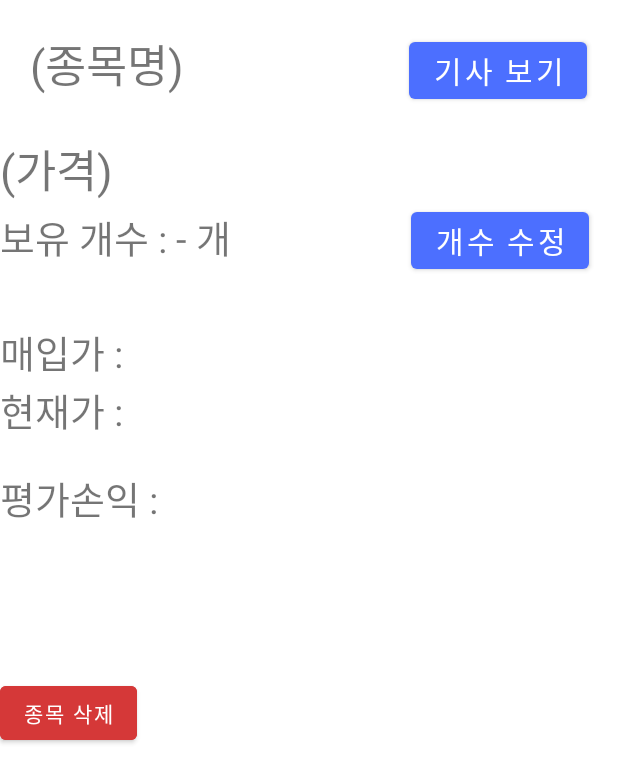
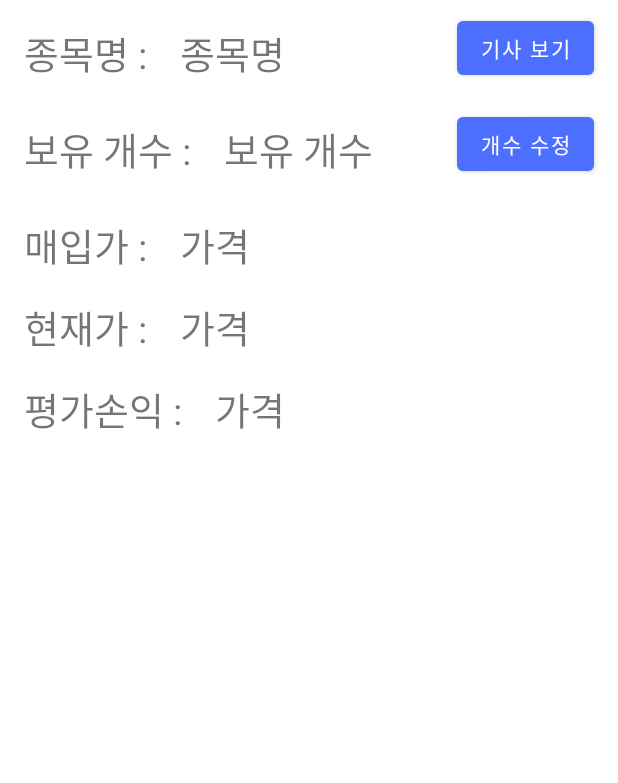
Before and after one commit to osmin625/secretstock, an Android app: the layout stock_detail.xml on its own in the app's theme, with its tools: preview values and no code run, on a phone screen of 412 x 824 dp. Shown: the top 783 px of the screen. Run offline under Robolectric (Android 15) with nearby library versions, the light colour scheme and no system bars.

Commit message:
Change Stock_detail

```diff
--- a/app/src/main/AndroidManifest.xml
+++ b/app/src/main/AndroidManifest.xml
@@ -23,6 +23,7 @@
         </activity>
         <activity android:name=".Regist" android:label="회원가입"/>
         <activity android:name=".Menu" android:label="메뉴"/>
+        <activity android:name=".Article" android:label="기사"/>
     </application>
 
 </manifest>
--- a/app/src/main/java/com/example/teamproject/Article.kt
+++ b/app/src/main/java/com/example/teamproject/Article.kt
@@ -7,6 +7,7 @@ import android.os.Bundle
 import android.util.Log
 import android.widget.Button
 import android.widget.LinearLayout
+import android.widget.TextView
 import androidx.appcompat.app.AppCompatActivity
 import androidx.recyclerview.widget.LinearLayoutManager
 import androidx.recyclerview.widget.RecyclerView
@@ -15,24 +16,31 @@ import com.google.firebase.database.FirebaseDatabase
 import org.jsoup.Jsoup
 
 class Article : AppCompatActivity() {
-    lateinit var user : User
 
     override fun onCreate(savedInstanceState: Bundle?) {
         super.onCreate(savedInstanceState)
         setContentView(R.layout.stock_detail)
+        var stockname : TextView = findViewById<TextView>(R.id.name)
+        var stockNum : TextView = findViewById<TextView>(R.id.count)
+        var print_price : TextView = findViewById<TextView>(R.id.buyprice)
         var button: Button = findViewById<Button>(R.id.article)
-        var stock : ArrayList<Stock> = user.getStock()
-        var stocksize : Int = user.getstockNumber()
+        var modify : Button = findViewById<Button>(R.id.modify)
 
+        var name = intent.getStringExtra("name")
+        var code = intent.getStringExtra("code")
+        var price = intent.getStringExtra("price")?.toInt()
+        var count = intent.getStringExtra("count")?.toInt()
+
+        stockname.setText(name)
+        stockNum.setText(count.toString()+"개")
+        print_price.setText(price.toString()+"원")
         //기사 크롤링
-        /*for () {
-            val url = "https://m.stock.naver.com/index.html#/domestic/stock/"
-            button.setOnClickListener{
-                val openUrl = Intent(Intent.ACTION_VIEW)
-                openUrl.data = Uri.parse(url)
-                startActivity(openUrl)
-            }
-        }*/
+        val url = "https://m.stock.naver.com/index.html#/domestic/stock/"+code+"/news/title"
+        button.setOnClickListener{
+            val openUrl = Intent(Intent.ACTION_VIEW)
+            openUrl.data = Uri.parse(url)
+            startActivity(openUrl)
+        }
 
         //val doc = Jsoup.connect(url).get()
         //val title = doc.title()
--- a/app/src/main/java/com/example/teamproject/Menu.kt
+++ b/app/src/main/java/com/example/teamproject/Menu.kt
@@ -3,6 +3,7 @@ package com.example.teamproject
 import android.app.AlertDialog
 import android.app.TabActivity
 import android.content.Context
+import android.content.Intent
 import android.icu.util.ULocale.getName
 import android.os.Bundle
 import android.preference.PreferenceActivity
@@ -90,7 +91,14 @@ class Menu : TabActivity() {
 
         stockListView.adapter = adapter
 
-
+        stockListView.setOnItemClickListener { adapterView, view, i, l ->
+            var intent = Intent(this, Article::class.java)
+            intent.putExtra("name", stockList[i].stockName)
+            intent.putExtra("code", stockList[i].stockCode)
+            intent.putExtra("price", stockList[i].stockPrice.toString())
+            intent.putExtra("count", stockList[i].stockNum.toString())
+            startActivity(intent)
+        }
         nameText.text = "안녕하세요," +user.getname()+ "님"
 
         var j : Float
--- a/app/src/main/res/layout/stock_detail.xml
+++ b/app/src/main/res/layout/stock_detail.xml
@@ -1,88 +1,210 @@
 <?xml version="1.0" encoding="utf-8"?>
 <LinearLayout xmlns:android="http://schemas.android.com/apk/res/android"
     android:layout_width="match_parent"
-    android:layout_height="match_parent"
-    android:orientation="vertical">
+    android:layout_height="wrap_content"
+    xmlns:app="http://schemas.android.com/apk/res-auto"
+    android:orientation="vertical"
+    >
 
     <LinearLayout
         android:layout_width="match_parent"
-        android:layout_height="wrap_content">
+        android:layout_height="wrap_content"
+        android:layout_marginStart="8dp"
+        android:layout_marginLeft="8dp"
+        android:layout_marginTop="8dp"
+        android:layout_marginEnd="8dp"
+        android:layout_marginRight="8dp"
+        android:orientation="horizontal">
 
         <TextView
             android:layout_width="wrap_content"
             android:layout_height="wrap_content"
-            android:layout_margin="20dp"
-            android:text="(종목명)"
-            android:textSize="30dp" />
+            android:layout_marginStart="8dp"
+            android:layout_marginLeft="8dp"
+            android:layout_marginTop="8dp"
+            android:layout_marginEnd="8dp"
+            android:layout_marginRight="8dp"
+            android:text="종목명 : "
+            android:textSize="25dp"/>
 
+        <TextView
+            android:id="@+id/name"
+            android:layout_width="wrap_content"
+            android:layout_height="wrap_content"
+            android:layout_marginStart="8dp"
+            android:layout_marginLeft="8dp"
+            android:layout_marginTop="8dp"
+            android:layout_marginEnd="8dp"
+            android:layout_marginRight="8dp"
+            android:text="종목명"
+            android:textSize="25dp"/>
+        <View
+            android:layout_width="0dp"
+            android:layout_height="0dp"
+            android:layout_weight="1"/>
         <Button
             android:id="@+id/article"
+            android:layout_marginStart="8dp"
+            android:layout_marginLeft="8dp"
+            android:layout_marginTop="8dp"
+            android:layout_marginEnd="8dp"
+            android:layout_marginRight="8dp"
+            android:text="기사 보기"
             android:layout_width="wrap_content"
             android:layout_height="wrap_content"
-            android:layout_marginVertical="20dp"
-            android:layout_marginLeft="130dp"
-            android:text="기사 보기"
-            android:textSize="20dp" />
+            android:layout_gravity="right"/>
     </LinearLayout>
 
+    <LinearLayout
         android:layout_width="match_parent"
-    android:layout_height="wrap_content">
+        android:layout_height="wrap_content"
+        android:layout_marginStart="8dp"
+        android:layout_marginLeft="8dp"
+        android:layout_marginTop="8dp"
+        android:layout_marginEnd="8dp"
+        android:layout_marginRight="8dp"
+        android:orientation="horizontal">
 
         <TextView
             android:layout_width="wrap_content"
             android:layout_height="wrap_content"
-        android:text="(가격)"
-        android:textSize="30dp" />
+            android:layout_marginStart="8dp"
+            android:layout_marginLeft="8dp"
+            android:layout_marginTop="8dp"
+            android:layout_marginEnd="8dp"
+            android:layout_marginRight="8dp"
+            android:text="보유 개수 : "
+            android:textSize="25dp"/>
+
+        <TextView
+            android:id="@+id/count"
+            android:layout_width="wrap_content"
+            android:layout_height="wrap_content"
+            android:layout_marginStart="8dp"
+            android:layout_marginLeft="8dp"
+            android:layout_marginTop="8dp"
+            android:layout_marginEnd="8dp"
+            android:layout_marginRight="8dp"
+            android:text="보유 개수"
+            android:textSize="25dp"/>
+
+        <View
+            android:layout_width="0dp"
+            android:layout_height="0dp"
+            android:layout_weight="1"/>
+
+        <Button
+            android:id="@+id/modify"
+            android:layout_marginStart="8dp"
+            android:layout_marginLeft="8dp"
+            android:layout_marginTop="8dp"
+            android:layout_marginEnd="8dp"
+            android:layout_marginRight="8dp"
+            android:text="개수 수정"
+            android:layout_width="wrap_content"
+            android:layout_height="wrap_content"
+            android:layout_gravity="right"/>
+    </LinearLayout>
 
     <LinearLayout
         android:layout_width="match_parent"
-        android:layout_height="wrap_content">
+        android:layout_height="wrap_content"
+        android:layout_marginStart="8dp"
+        android:layout_marginLeft="8dp"
+        android:layout_marginTop="8dp"
+        android:layout_marginEnd="8dp"
+        android:layout_marginRight="8dp"
+        android:orientation="horizontal">
 
         <TextView
-            android:id="@+id/dlgStockCount"
             android:layout_width="wrap_content"
             android:layout_height="wrap_content"
-            android:text="보유 개수 : - 개"
-            android:textSize="25dp" />
-        <Button
-            android:id="@+id/dlgStockModify"
+            android:layout_marginStart="8dp"
+            android:layout_marginLeft="8dp"
+            android:layout_marginTop="8dp"
+            android:layout_marginEnd="8dp"
+            android:layout_marginRight="8dp"
+            android:text="매입가 : "
+            android:textSize="25dp"/>
+
+        <TextView
+            android:id="@+id/buyprice"
             android:layout_width="wrap_content"
             android:layout_height="wrap_content"
-            android:layout_marginLeft="120dp"
-            android:textSize="20dp"
-            android:text="개수 수정" />
+            android:layout_marginStart="8dp"
+            android:layout_marginLeft="8dp"
+            android:layout_marginTop="8dp"
+            android:layout_marginEnd="8dp"
+            android:layout_marginRight="8dp"
+            android:text="가격 "
+            android:textSize="25dp"/>
     </LinearLayout>
 
+    <LinearLayout
+        android:layout_width="match_parent"
+        android:layout_height="wrap_content"
+        android:layout_marginStart="8dp"
+        android:layout_marginLeft="8dp"
+        android:layout_marginTop="8dp"
+        android:layout_marginEnd="8dp"
+        android:layout_marginRight="8dp"
+        android:orientation="horizontal">
+
         <TextView
-        android:id="@+id/dlgStockBuy"
             android:layout_width="wrap_content"
             android:layout_height="wrap_content"
-        android:layout_marginTop="30dp"
-        android:text="매입가 : "
-        android:textSize="25dp" />
+            android:layout_marginStart="8dp"
+            android:layout_marginLeft="8dp"
+            android:layout_marginTop="8dp"
+            android:layout_marginEnd="8dp"
+            android:layout_marginRight="8dp"
+            android:text="현재가 : "
+            android:textSize="25dp"/>
 
         <TextView
-        android:id="@+id/dlgStockPrice"
+            android:id="@+id/currentprice"
             android:layout_width="wrap_content"
             android:layout_height="wrap_content"
-        android:text="현재가 : "
-        android:textSize="25dp" />
+            android:layout_marginStart="8dp"
+            android:layout_marginLeft="8dp"
+            android:layout_marginTop="8dp"
+            android:layout_marginEnd="8dp"
+            android:layout_marginRight="8dp"
+            android:text="가격 "
+            android:textSize="25dp"/>
+    </LinearLayout>
+
+    <LinearLayout
+        android:layout_width="match_parent"
+        android:layout_height="wrap_content"
+        android:layout_marginStart="8dp"
+        android:layout_marginLeft="8dp"
+        android:layout_marginTop="8dp"
+        android:layout_marginEnd="8dp"
+        android:layout_marginRight="8dp"
+        android:orientation="horizontal">
 
         <TextView
-        android:id="@+id/dlgStockResult"
             android:layout_width="wrap_content"
             android:layout_height="wrap_content"
-        android:layout_marginTop="20dp"
+            android:layout_marginStart="8dp"
+            android:layout_marginLeft="8dp"
+            android:layout_marginTop="8dp"
+            android:layout_marginEnd="8dp"
+            android:layout_marginRight="8dp"
             android:text="평가손익 : "
-        android:textSize="25dp" />
+            android:textSize="25dp"/>
 
-
-
-    <Button
-        android:id="@+id/dlgStockDelete"
+        <TextView
+            android:id="@+id/benefit"
             android:layout_width="wrap_content"
             android:layout_height="wrap_content"
-        android:layout_marginTop="100dp"
-        android:backgroundTint="#D53838"
-        android:text="종목 삭제" />
+            android:layout_marginStart="8dp"
+            android:layout_marginLeft="8dp"
+            android:layout_marginTop="8dp"
+            android:layout_marginEnd="8dp"
+            android:layout_marginRight="8dp"
+            android:text="가격 "
+            android:textSize="25dp"/>
     </LinearLayout>
+</LinearLayout>
```
Lines whose indentation alone changed are shown as unchanged.
